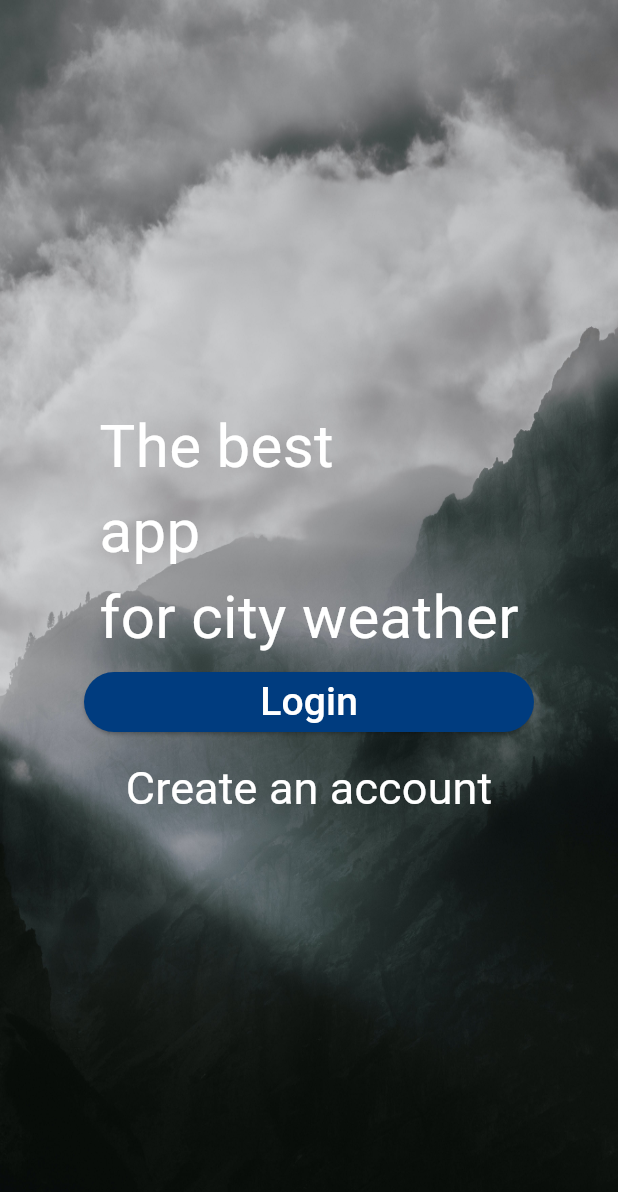
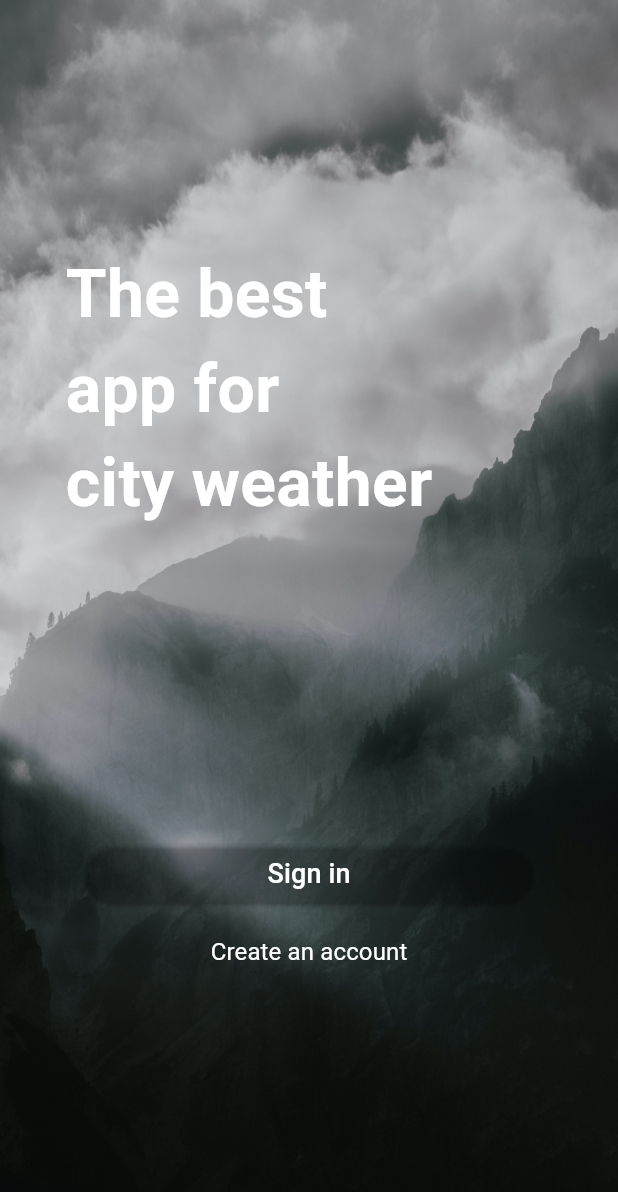
Before and after one commit to Sujeeth3131/basic-task2, a Flutter app: the RegisterScreen screen opened directly, after a tap on the "arrow back ios" icon, on a phone screen of 412 x 824 dp. Shown: the top 1192 px of the screen. Run offline on Flutter 3.47's test engine with Material 3 defaults, Android fonts, the phone set to English and light mode, and no system bars; missing offline and left inert: sign_button.

Commit message:
completed all the screens

```diff
--- a/lib/auth/register_screen.dart
+++ b/lib/auth/register_screen.dart
@@ -1,117 +1,105 @@
-import 'package:basic_task/auth/login_screen.dart';
+import 'package:basic_task/auth/login_scren.dart';
 import 'package:basic_task/auth/start_screen.dart';
-import 'package:flutter/gestures.dart';
 import 'package:flutter/material.dart';
-import 'package:flutter_icon_shadow/flutter_icon_shadow.dart';
-import 'package:flutter_social_button/flutter_social_button.dart';
-import 'package:text_divider/text_divider.dart';
+import 'package:sign_button/constants.dart';
+import 'package:sign_button/create_button.dart';
 
 class RegisterScreen extends StatelessWidget {
   const RegisterScreen({super.key});
 
   @override
   Widget build(BuildContext context) {
-    return SafeArea(
-      child: Scaffold(
+    return Scaffold(
       body: SingleChildScrollView(
-          child: Padding(
-            padding:
-                const EdgeInsets.only(left: 15, right: 15, top: 30, bottom: 15),
         child: Column(
           children: [
-                Align(
-                  alignment: Alignment.centerLeft,
+            Padding(
+              padding: const EdgeInsets.only(top: 25.0,left: 10),
+              child: Align(alignment: Alignment.centerLeft,
                 child: CircleAvatar(
-                    radius: 18,
-                    backgroundColor: Color(0xffd4e0e9),
-                    child: GestureDetector(
-                      onTap: () {
+                    radius: 19,
+                    backgroundColor: Color(0xFFd4e0e9),
+                    child: GestureDetector(onTap: (){{
                       Navigator.push(
                         context,
-                          MaterialPageRoute(
-                              builder: (context) => const StartScreen()),
+                        MaterialPageRoute(builder: (context) => StartScreen()),
                       );
-                      },
-                      child: Icon(
-                        Icons.arrow_back_ios_sharp,
-                        color: Color(0xFF003c7f),
-                        size: 21,
+                    }},
+                        child: Icon(Icons.arrow_back_ios_sharp))),
               ),
             ),
+            SizedBox(
+              height: 40,
+            ),
+            Padding(
+              padding: EdgeInsets.only(left: 30.0, right: 30.0),
+              child: Column(
+                children: [
+                  Center(
+                    child: Text(
+                      'Register',
+                      style: TextStyle(
+                          color: Color(0xFF346296),
+                          fontWeight: FontWeight.bold,
+                          fontSize: 42),
                     ),
                   ),
-                Text(
-                  'Register',
+                  Center(
+                    child: Text(
+                      'Create your new account',
                       style: TextStyle(
-                    color: Color(0xFF02397c),
-                    fontSize: 32,
-                    fontWeight: FontWeight.w600,
+                          color: Color(0xFFa3bbd4),
+                          fontWeight: FontWeight.bold,
+                          fontSize: 20),
                     ),
                   ),
-                Text(
-                  'Create your new account',
-                  style: TextStyle(
-                    color: Color(0xFFa0b6cf),
-                    fontSize: 18,
+                  SizedBox(
+                    height: 70,
                   ),
+                  TextFormField(
+                    decoration: InputDecoration(contentPadding: EdgeInsets.symmetric(horizontal: 10),
+                        filled: true,
+                        fillColor: Color(0xFFe3ebf5),
+                        prefixIcon: Icon(
+                          Icons.person,size: 20,
+                          color: Color(0xFF003a7e),
+                        ),
+                        hintText: "Full name",
+                        hintStyle:
+                            TextStyle(color: Color(0xFF003a7e), fontSize: 14),
+                        border: OutlineInputBorder(borderSide: BorderSide.none,
+                            borderRadius: BorderRadius.circular(15))),
                   ),
                   SizedBox(
                     height: 30,
                   ),
                   TextFormField(
-                  decoration: InputDecoration(
+                    decoration: InputDecoration(contentPadding: EdgeInsets.symmetric(horizontal: 10),
                         filled: true,
                         fillColor: Color(0xFFe3ebf5),
                         prefixIcon: Icon(
-                        Icons.person,
-                        color: Color(0xFF134382),
-                        size: 19,
+                          Icons.mail,size: 20,
+                          color: Color(0xFF003a7e),
                         ),
-                      hintText: "Full name",
-                      hintStyle: TextStyle(
-                          color: Color(0xFF7190b7),
-                          fontSize: 16,
-                          fontWeight: FontWeight.bold),
-                      border: InputBorder.none),
+                        hintText: "user@gmail.com",
+                        hintStyle:
+                            TextStyle(color: Color(0xFF003a7e), fontSize: 14),
+                        border: OutlineInputBorder(borderSide: BorderSide.none,
+                            borderRadius: BorderRadius.circular(15))),
                   ),
                   SizedBox(
                     height: 30,
                   ),
-                TextFormField(
-                  decoration: InputDecoration(
-                    filled: true,
-                    fillColor: Color(0xFFe3ebf5),
-                    prefixIcon: Icon(
-                      Icons.mail,
-                      color: Color(0xFF134382),
-                      size: 19,
-                    ),
-                    hintText: "user@gmail.com",
-                    hintStyle: TextStyle(
-                        color: Color(0xFF7190b7),
-                        fontSize: 16,
-                        fontWeight: FontWeight.bold),
-                    border: InputBorder.none,
-                    isDense: true,
-                    constraints: BoxConstraints(),
-                  ),
-                ),
-                SizedBox(
-                  height: 30,
-                ),
-                TextFormField(
-                  keyboardType: TextInputType.visiblePassword,
+                  TextField(
                     obscureText: true,
-                  style: TextStyle(color: Color(0xFF7190b7), fontSize: 16),
-                  decoration: InputDecoration(
-                    filled: true,
-                    fillColor: Color(0xFFe3ebf5),
-                    prefixIcon: Icon(
-                      Icons.lock,
-                      color: Color(0xFF134382),
-                      size: 19,
-                    ),
-                    border: InputBorder.none,
+                    decoration: InputDecoration(contentPadding: EdgeInsets.symmetric(horizontal: 10),
+                        prefixIcon: Icon(Icons.lock,color: Color(0xFF003a7e),size: 20,),
+                        filled: true,fillColor: Color(0xFFe3ebf5),
+                      hintText: 'Password',
+                        hintStyle:
+                        TextStyle(color: Color(0xFF003a7e), fontSize: 14),
+                        border: OutlineInputBorder(borderSide: BorderSide.none,
+                            borderRadius: BorderRadius.circular(15))
                     ),
                   ),
                   SizedBox(
@@ -119,119 +107,92 @@ class RegisterScreen extends StatelessWidget {
                   ),
                   ElevatedButton(
                       onPressed: () {},
-                    style: ButtonStyle(
-                      backgroundColor:
-                          MaterialStateProperty.all(Color(0xFF003c7f)),
-                      padding: MaterialStateProperty.all(
-                        EdgeInsets.symmetric(horizontal: 145, vertical: 15),
-                      ),
+                      style: ElevatedButton.styleFrom(
+                        fixedSize: Size(400, 50),
+                        backgroundColor: Color(0xFF003c7f),
                       ),
                       child: Text(
                         'Login',
-                      style: TextStyle(
-                        color: Colors.white,
-                        fontSize: 18,
-                        fontWeight: FontWeight.w600,
-                      ),
+                        style:
+                        TextStyle(color: Colors.white)
+                        ,
                       )),
                   SizedBox(
-                  height: 15,
-                ),
-                Row(
-                  mainAxisAlignment: MainAxisAlignment.spaceBetween,
-                  children: [
-                    Row(
-                      children: [
-                        Checkbox(
-                            shape: RoundedRectangleBorder(
-                                borderRadius: BorderRadius.circular(5)),
-                            value: false,
-                            onChanged: (value) {}),
-                        Text(
-                          'Remember me',
-                          style: TextStyle(
-                            color: Color(0xFF8daccb),
-                            fontSize: 16,
-                            fontWeight: FontWeight.w500,
-                          ),
-                        ),
-                      ],
-                    ),
-                    Text(
-                      'Forgot password ?',
-                      style: TextStyle(
-                          color: Color(0xFF012a71),
-                          fontSize: 16,
-                          fontWeight: FontWeight.w600),
-                    ),
-                  ],
-                ),
-                SizedBox(
-                  height: 15,
-                ),
-                TextDivider.horizontal(
-                  thickness: 2,
-                  text: const Text(
-                    'Or continue with',
-                    style: TextStyle(
-                      color: Colors.black,
-                      fontSize: 18,
-                    ),
-                  ),
-                ),
-                SizedBox(
-                  height: 15,
+                    height: 20,
                   ),
                   Row(
                     children: [
-                    Expanded(
-                      child: FlutterSocialButton(
-                        onTap: () {},
-                        buttonType: ButtonType.google,
-                        mini: true,
+                      Checkbox(value: true, onChanged: (value) {}),
+                      Text(
+                        'Remember me',
+                        style: TextStyle(color: Color(0xFF84a5c7), fontSize: 16),
                       ),
+                      Padding(
+                        padding: const EdgeInsets.only(left: 50),
+                        child: Text(
+                          'Forgot Password?',
+                          style: TextStyle(color: Color(0xFF346296)),
                         ),
-                    //For facebook Button
-                    Expanded(
-                      child: FlutterSocialButton(
-                        onTap: () {},
-                        buttonType: ButtonType.facebook,
-                        mini: true,
+                      )
+                    ],
                   ),
+                  Row(children: [
+                    Expanded(child: Divider()),
+                    Text(
+                      "Or continue with",
+                      style: TextStyle(color: Colors.black, fontSize: 14),
                     ),
-                    //For google Button
-                    Expanded(
-                      child: FlutterSocialButton(
-                        onTap: () {},
-                        buttonType: ButtonType.google,
-                        mini: true,
-                      ),
-                    ),
-                  ],
+                    Expanded(child: Divider()),
+                  ]),
+                  SizedBox(
+                    height: 30,
                   ),
                   SizedBox(
                       height: 30,
+                      child: Row(mainAxisAlignment: MainAxisAlignment.center,
+                        children: [
+                          SignInButton.mini(
+                              buttonSize: ButtonSize.small,
+                              buttonType: ButtonType.facebook,
+                              onPressed: () {
+                                print('click');
+                              }),
+                          SignInButton.mini(
+                            buttonType: ButtonType.google,
+                            onPressed: () {},
                           ),
-                RichText(
-                  text: TextSpan(
-                    text: 'Already have an account?',
-                    style: TextStyle(
-                        color: Color(0xFFa0b6cf),
-                        fontSize: 16,
-                        fontWeight: FontWeight.w500),
+                          SignInButton.mini(
+                            buttonType: ButtonType.apple,
+                            onPressed: () {},
+                          ),
+                        ],
+                      )),
+                  SizedBox(height: 15,),
+                  Row(
+                    mainAxisAlignment: MainAxisAlignment.center,
                     children: [
-                      TextSpan(
-                        text: '  Signin',
-                        recognizer: new TapGestureRecognizer()
-                          ..onTap = () => {
+                      Text(
+                        "Dont' have an account?",
+                        style: TextStyle(color: Color(0xFF7d9bbd), fontSize: 16),
+                      ),
+                      TextButton(
+                          onPressed: () {
+                            {
                               Navigator.push(
                                 context,
                                 MaterialPageRoute(
-                                      builder: (context) => LoginScreen()),
-                                )
+                                    builder: (context) => Login_Screen()),
+                              );
+                            }
                           },
-                        style:
-                            TextStyle(color: Color(0xFF02397c), fontSize: 20),
+                          child: Text(
+                            'Signin',
+                            style: TextStyle(
+                                color: Color(0xFF346296),
+                                fontSize: 18,
+                                fontWeight: FontWeight.bold),
+                          ))
+                    ],
                   )
                 ],
               ),
@@ -239,8 +200,6 @@ class RegisterScreen extends StatelessWidget {
           ],
         ),
       ),
-        ),
-      ),
     );
   }
 }
--- a/lib/auth/start_screen.dart
+++ b/lib/auth/start_screen.dart
@@ -1,4 +1,4 @@
-import 'package:basic_task/auth/login_screen.dart';
+import 'package:basic_task/auth/login_scren.dart';
 import 'package:basic_task/auth/register_screen.dart';
 import 'package:flutter/material.dart';
 
@@ -20,55 +20,65 @@ class StartScreen extends StatelessWidget {
         child: Column(
           mainAxisAlignment: MainAxisAlignment.center,
           children: [
-            Column(
+            Padding(
+              padding: const EdgeInsets.only(right: 80.0,bottom: 200),
+              child: Column(
                 crossAxisAlignment: CrossAxisAlignment.start,
                 children: [
                   Text(
                     'The best',
-                  style: TextStyle(color: Color(0xFFffffff), fontSize: 40),
+                    style: TextStyle(color: Color(0xFFffffff), fontSize: 44,fontWeight: FontWeight.bold),
                   ),
                   Text(
-                  'app',
-                  style: TextStyle(color: Color(0xFFffffff), fontSize: 40),
+                    'app for',
+                    style: TextStyle(color: Color(0xFFffffff), fontSize: 44,fontWeight: FontWeight.bold),
                   ),
                   Text(
-                  'for city weather',
-                  style: TextStyle(color: Color(0xFFffffff), fontSize: 40),
+                    'city weather',
+                    style: TextStyle(color: Color(0xFFffffff), fontSize: 44,fontWeight: FontWeight.bold),
                   ),
                 ],
               ),
+            ),
             Padding(
               padding: const EdgeInsets.all(8.0),
-              child:
-              Container(
+              child: Container(
                 width: 300,
                 height: 40,
                 child: ElevatedButton(
-                    onPressed: () {{
+                    onPressed: () {
+                      { {
                         Navigator.push(
                           context,
-                        MaterialPageRoute(builder: (context) => const LoginScreen()),
+                          MaterialPageRoute(builder: (context) => const Login_Screen()),
                         );
-                    }},
+                      }}
+                    },
                     style: ButtonStyle(
                         backgroundColor:
-                        MaterialStateProperty.all(Color(0xFF003c7f))),
+                            MaterialStateProperty.all(Colors.transparent),),
                     child: Text(
-                      'Login',
-                      style: TextStyle(color: Colors.white,fontSize: 26),
+                      'Sign in',
+                      style: TextStyle(color: Colors.white, fontSize: 18),
                     )),
               ),
             ),
-            TextButton(// Within the `FirstRoute` widget
-                onPressed: () {
+            TextButton(
+                // Within the `FirstRoute` widget
+                onPressed: () { {
                   Navigator.push(
                     context,
                     MaterialPageRoute(builder: (context) => RegisterScreen()),
                   );
+                }
+
                 },
                 child: Text(
                   'Create an account',
-                  style: TextStyle(color: Colors.white, fontSize: 30,fontWeight: FontWeight.w400),
+                  style: TextStyle(
+                      color: Colors.white,
+                      fontSize: 16,
+                      fontWeight: FontWeight.w400),
                 )),
           ],
         ),
--- a/lib/main.dart
+++ b/lib/main.dart
@@ -1,4 +1,4 @@
-import 'package:basic_task/auth/login_screen.dart';
+import 'package:basic_task/auth/login_scren.dart';
 import 'package:basic_task/auth/register_screen.dart';
 import 'package:flutter/material.dart';
 
@@ -22,7 +22,7 @@ class MyApp extends StatelessWidget {
         useMaterial3: true,
       ),
       debugShowCheckedModeBanner: false,
-      home: RegisterScreen(),
+      home:StartScreen(),
     );
   }
 }
--- a/pubspec.yaml
+++ b/pubspec.yaml
@@ -37,7 +37,7 @@ dependencies:
   cupertino_icons: ^1.0.2
   text_divider: ^1.0.0
   flutter_icon_shadow: ^2.0.6
-  flutter_social_button: ^1.1.4+1
+  sign_button: ^2.0.6
   dots_indicator: ^3.0.0
 
 dev_dependencies:
```
Also changed, not shown: lib/auth/login_screen.dart (deleted, +0 -142 lines), lib/auth/login_scren.dart (added, +155 -0 lines), assets/image/cloud.jpeg (added), pubspec.lock. Lines whose indentation alone changed are shown as unchanged.
